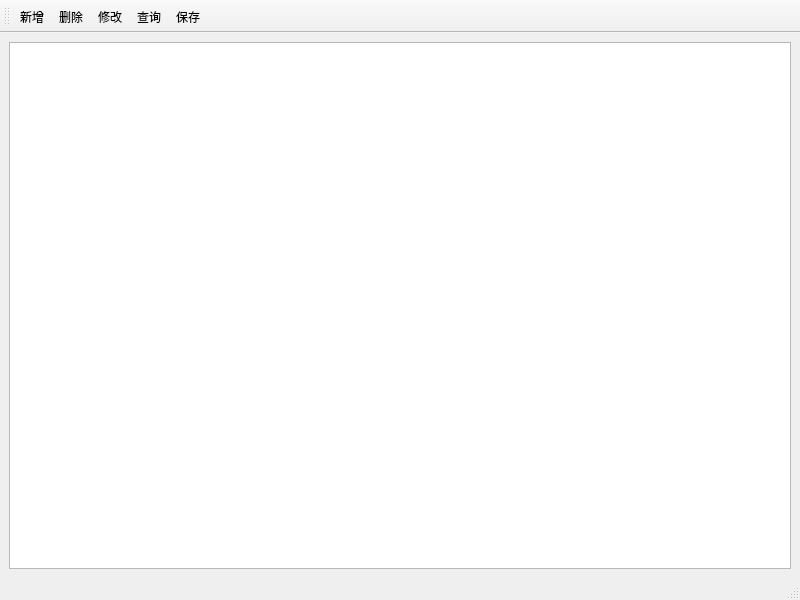
First picture: the form in bugrecordpage.ui, repository LinxiaoxingIsMe/BugRecordSql, before the edit.
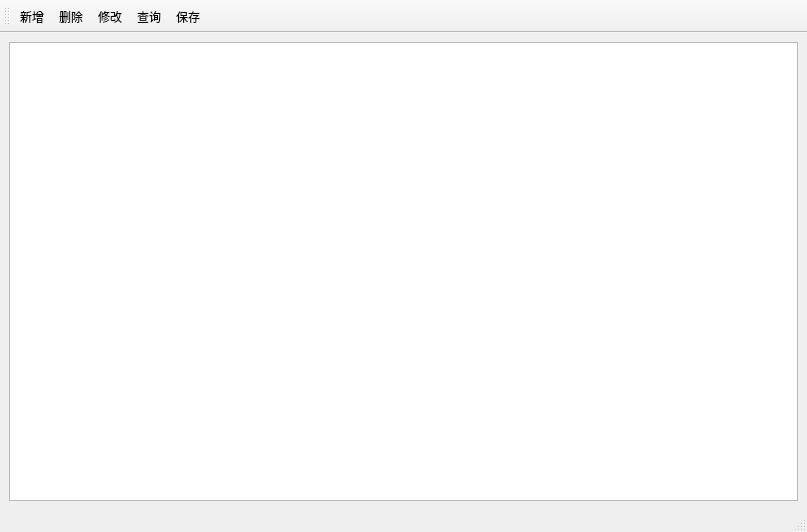
Second picture: the form after the edit. Icons and pictures are not drawn.

What changed in the file:
```diff
--- a/bugrecordpage.ui
+++ b/bugrecordpage.ui
@@ -6,8 +6,8 @@
    <rect>
     <x>0</x>
     <y>0</y>
-    <width>800</width>
-    <height>600</height>
+    <width>807</width>
+    <height>532</height>
    </rect>
   </property>
   <property name="windowTitle">
```
